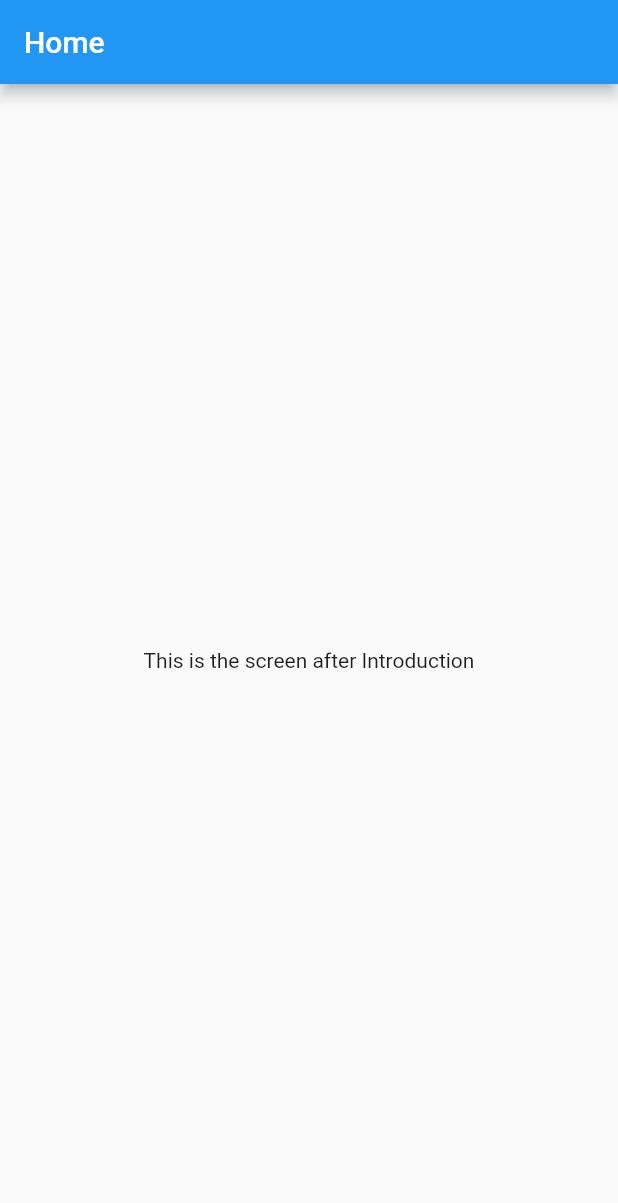
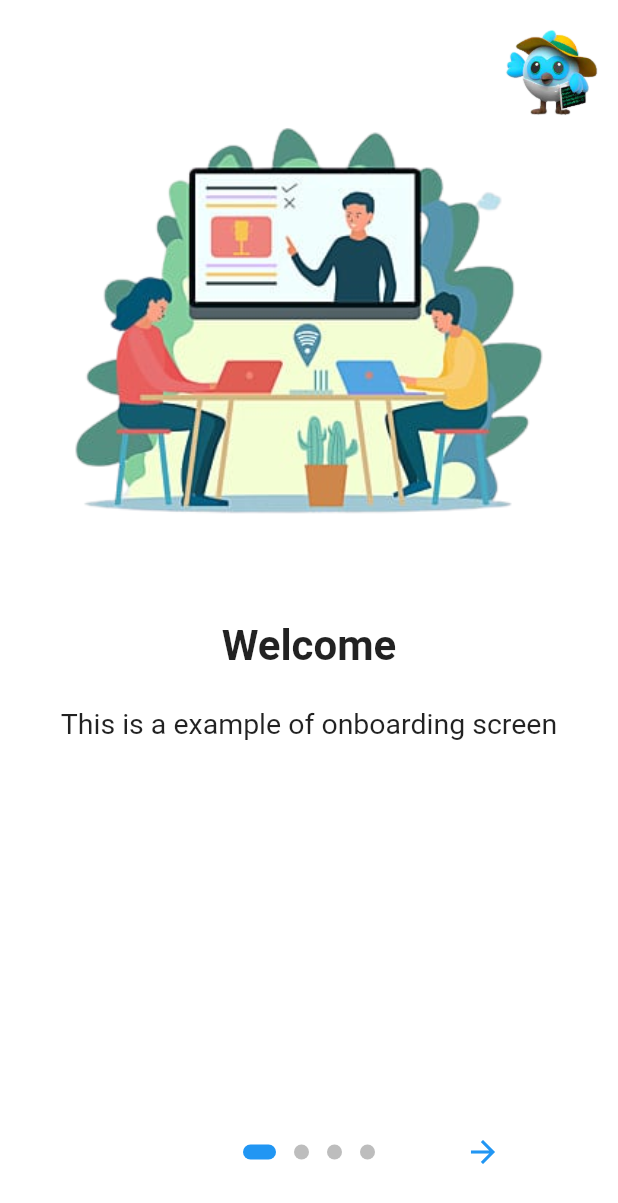
Before and after one commit to finosemajeed/onboarding_screen, a Flutter app: the screen it shows after launch, on a phone screen of 412 x 824 dp. Shown: the top 1203 px of the screen. Run offline on Flutter 3.47's test engine with Material 2 defaults, Android fonts, the phone set to English and light mode, and no system bars; drawn by our look-alikes of introduction_screen.

Commit message:
Created a onboarding screen using IntroductionScreen widget

```diff
--- a/lib/main.dart
+++ b/lib/main.dart
@@ -1,7 +1,7 @@
 import 'package:flutter/material.dart';
-import 'package:onboard_screen/Home_page.dart';
+import 'package:flutter/services.dart';
 
-
+import 'package:onboard_screen/onboarding_page.dart';
 
 void main() => runApp(App());
 
@@ -12,7 +12,7 @@ class App extends StatelessWidget {
       title: 'Introduction screen',
       debugShowCheckedModeBanner: false,
       theme: ThemeData(primarySwatch: Colors.blue),
-      home: HomePage(),
+      home: OnBoardingPage(),
     );
   }
 }
--- /dev/null
+++ b/lib/onboarding_page.dart
@@ -0,0 +1,150 @@
+import 'package:flutter/material.dart';
+import 'package:introduction_screen/introduction_screen.dart';
+import 'package:onboard_screen/Home_page.dart';
+
+class OnBoardingPage extends StatelessWidget {
+  final introKey = GlobalKey<IntroductionScreenState>();
+
+  void _onIntroEnd(context) {
+    Navigator.of(context).push(
+      MaterialPageRoute(builder: (_) => HomePage()),
+    );
+  }
+
+  Widget _buildFullscreenImage() {
+    return Image.asset(
+      'assets/onboard_image/image.jfif',
+      fit: BoxFit.cover,
+      height: double.infinity,
+      width: double.infinity,
+      alignment: Alignment.center,
+    );
+  }
+
+  Widget _buildImage(String assetName, [double width = 350]) {
+    return Image.asset('assets/onboard_image/$assetName', width: width);
+  }
+
+  @override
+  Widget build(BuildContext context) {
+    const bodyStyle = TextStyle(fontSize: 19.0);
+
+    const pageDecoration = PageDecoration(
+      titleTextStyle: TextStyle(fontSize: 28.0, fontWeight: FontWeight.w700),
+      bodyTextStyle: bodyStyle,
+      bodyPadding: EdgeInsets.fromLTRB(16.0, 0.0, 16.0, 16.0),
+      pageColor: Colors.white,
+      imagePadding: EdgeInsets.zero,
+    );
+
+    return IntroductionScreen(
+      key: introKey,
+      globalBackgroundColor: Colors.white,
+      globalHeader: Align(
+        alignment: Alignment.topRight,
+        child: SafeArea(
+          child: Padding(
+            padding: const EdgeInsets.only(top: 5, right: 5),
+            child: _buildImage('logo.png', 80),
+          ),
+        ),
+      ),
+      // globalfooter will add a footer to our Indroduction screen
+      // globalFooter: SizedBox(
+      //   width: double.infinity,
+      //   height: 60,
+      //   child: ElevatedButton(
+      //     child: const Text(
+      //       'Let\'s go right away!',
+      //       style: TextStyle(fontSize: 16.0, fontWeight: FontWeight.bold),
+      //     ),
+      //     onPressed: () => _onIntroEnd(context),
+      //   ),
+      // ),
+      pages: [
+        PageViewModel(
+          title: "Welcome",
+          body: "This is a example of onboarding screen",
+          image: _buildImage('image3.png'),
+          decoration: pageDecoration,
+        ),
+        PageViewModel(
+          title: "Full Screen Page",
+          body:
+              "Pages can be full screen as well.\n\nLorem ipsum dolor sit amet, consectetur adipiscing elit. Nunc id euismod lectus, non tempor felis. Nam rutrum rhoncus est ac venenatis.",
+          image: _buildFullscreenImage(),
+          decoration: pageDecoration.copyWith(
+            contentMargin: const EdgeInsets.symmetric(horizontal: 16),
+            fullScreen: true,
+            bodyFlex: 3,
+            imageFlex: 3,
+          ),
+        ),
+        PageViewModel(
+          title: "Another title page",
+          body: "Another beautiful body text for this example onboarding",
+          image: _buildImage('image2.png'),
+          footer: ElevatedButton(
+            onPressed: () {
+              introKey.currentState?.animateScroll(0);
+            },
+            style: ElevatedButton.styleFrom(
+              backgroundColor: Colors.lightBlue,
+              shape: RoundedRectangleBorder(
+                borderRadius: BorderRadius.circular(8.0),
+              ),
+            ),
+            child: const Text(
+              'Go to First page',
+              style: TextStyle(color: Colors.white),
+            ),
+          ),
+          decoration: pageDecoration,
+        ),
+        PageViewModel(
+          title: "Title of last page - reversed",
+          bodyWidget: Row(
+            mainAxisAlignment: MainAxisAlignment.center,
+            children: const [
+              Text("Click on ", style: bodyStyle),
+              Icon(Icons.edit),
+              Text(" to edit a post", style: bodyStyle),
+            ],
+          ),
+          decoration: pageDecoration.copyWith(
+            bodyFlex: 2,
+            imageFlex: 4,
+            bodyAlignment: Alignment.bottomCenter,
+            imageAlignment: Alignment.topCenter,
+          ),
+          image: _buildImage('image4.png'),
+          reverse: true,
+        ),
+      ],
+
+      onDone: () => _onIntroEnd(context),
+      showSkipButton: false,
+      showBackButton: true,
+      back: const Icon(Icons.arrow_back),
+      skip: const Text('Skip', style: TextStyle(fontWeight: FontWeight.w600)),
+      next: const Icon(Icons.arrow_forward),
+      done: const Text('Done', style: TextStyle(fontWeight: FontWeight.w600)),
+      curve: Curves.fastLinearToSlowEaseIn,
+      controlsMargin: const EdgeInsets.all(16),
+      dotsDecorator: const DotsDecorator(
+        size: Size(10.0, 10.0),
+        color: Color(0xFFBDBDBD),
+        activeSize: Size(22.0, 10.0),
+        activeShape: RoundedRectangleBorder(
+          borderRadius: BorderRadius.all(Radius.circular(25.0)),
+        ),
+      ),
+      // dotsContainerDecorator: const ShapeDecoration(
+      //   color: Colors.transparent,
+      //   shape: RoundedRectangleBorder(
+      //     borderRadius: BorderRadius.all(Radius.circular(8.0)),
+      //   ),
+      // ),
+    );
+  }
+}
```
Also changed, not shown: 1 other file.
